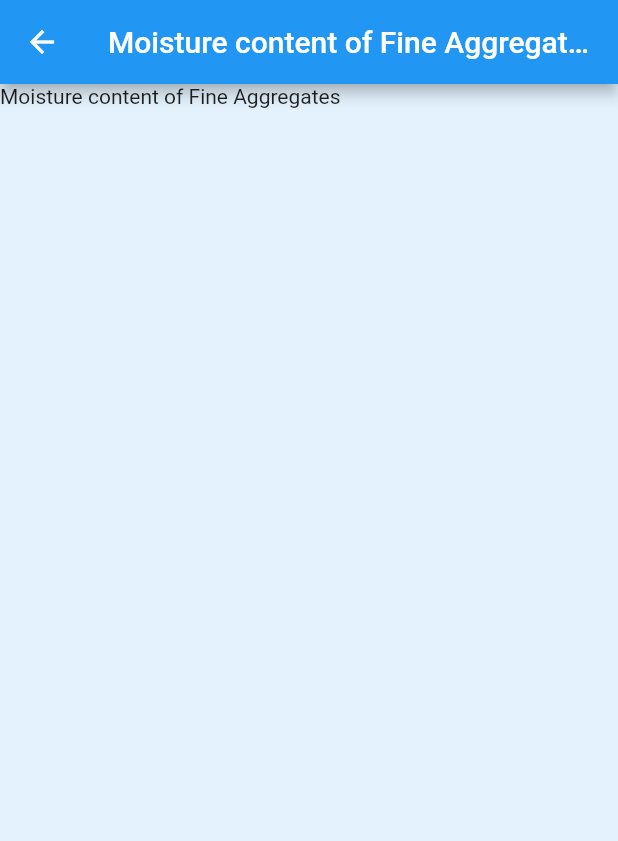
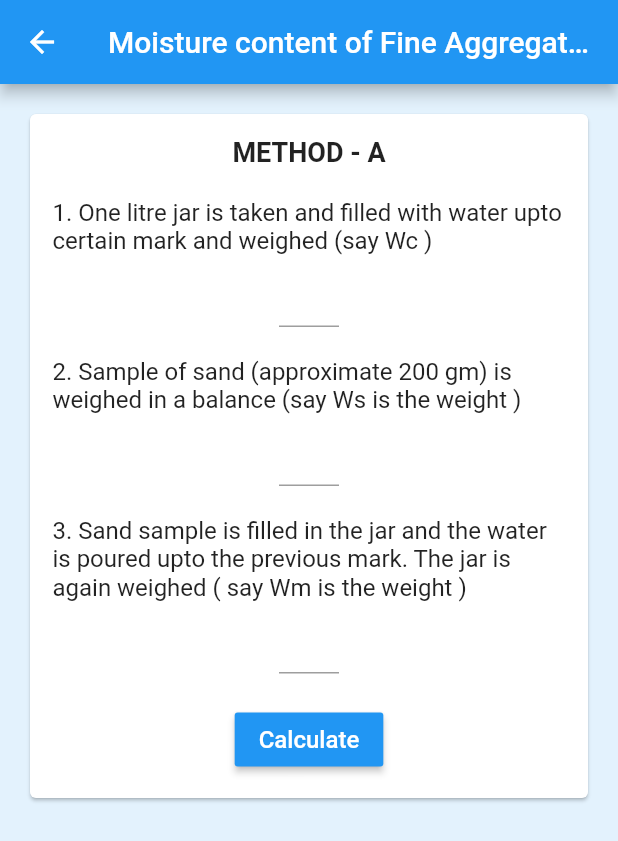
Before and after one commit to anuragraina/Final-Year, a Flutter app: the MoistureContent screen opened by its route, on a phone screen of 412 x 824 dp. Shown: the top 841 px of the screen. Run offline on Flutter 3.47's test engine with Material 2 defaults, Android fonts, the phone set to English and light mode, and no system bars.

Commit message:
Setup Moisture Content Layout

```diff
--- a/lib/screens/fine_aggregate/moisture_content.dart
+++ b/lib/screens/fine_aggregate/moisture_content.dart
@@ -1,13 +1,95 @@
 import 'package:flutter/material.dart';
 
 class MoistureContent extends StatelessWidget {
+  void calculateA() {}
+
   @override
   Widget build(BuildContext context) {
     return Scaffold(
       appBar: AppBar(
         title: Text('Moisture content of Fine Aggregates'),
       ),
-      body: Text('Moisture content of Fine Aggregates'),
+      body: ListView(children: [
+        Card(
+          margin: EdgeInsets.all(20),
+          child: Padding(
+            padding: const EdgeInsets.all(15),
+            child: Column(
+              children: [
+                Text(
+                  'METHOD - A',
+                  style: TextStyle(
+                    fontWeight: FontWeight.bold,
+                    fontSize: 18,
+                  ),
+                ),
+                Padding(
+                  padding: const EdgeInsets.only(top: 20),
+                  child: Text(
+                    '1. One litre jar is taken and filled with water upto certain mark and weighed (say Wc )',
+                    textAlign: TextAlign.left,
+                    style: TextStyle(
+                      fontSize: 16,
+                    ),
+                  ),
+                ),
+                Container(
+                  child: TextField(
+                    textAlign: TextAlign.center,
+                  ),
+                  width: 40,
+                ),
+                Padding(
+                  padding: const EdgeInsets.only(top: 20),
+                  child: Text(
+                    '2. Sample of sand (approximate 200 gm) is weighed in a balance (say Ws is the weight )',
+                    textAlign: TextAlign.left,
+                    style: TextStyle(
+                      fontSize: 16,
+                    ),
+                  ),
+                ),
+                Container(
+                  child: TextField(
+                    textAlign: TextAlign.center,
+                  ),
+                  width: 40,
+                ),
+                Padding(
+                  padding: const EdgeInsets.only(top: 20),
+                  child: Text(
+                    '3. Sand sample is filled in the jar and the water is poured upto the previous mark. The jar is again weighed ( say Wm is the weight )',
+                    textAlign: TextAlign.left,
+                    style: TextStyle(
+                      fontSize: 16,
+                    ),
+                  ),
+                ),
+                Container(
+                  child: TextField(
+                    textAlign: TextAlign.center,
+                  ),
+                  width: 40,
+                ),
+                Container(
+                  child: RaisedButton(
+                    onPressed: calculateA,
+                    color: Colors.blue,
+                    textColor: Colors.white,
+                    child: Text(
+                      'Calculate',
+                      style: TextStyle(
+                        fontSize: 16,
+                      ),
+                    ),
+                  ),
+                  margin: EdgeInsets.only(top: 20),
+                )
+              ],
+            ),
+          ),
+        ),
+      ]),
       backgroundColor: Theme.of(context).backgroundColor,
     );
   }
--- a/lib/widgets/test_category.dart
+++ b/lib/widgets/test_category.dart
@@ -25,7 +25,7 @@ class TestCategory extends StatelessWidget {
           style: TextStyle(
             color: route == null ? Colors.grey : Colors.black,
             fontSize: 20,
-            fontWeight: FontWeight.bold,
+            fontWeight: FontWeight.w600,
           ),
         )),
         decoration: BoxDecoration(
```
